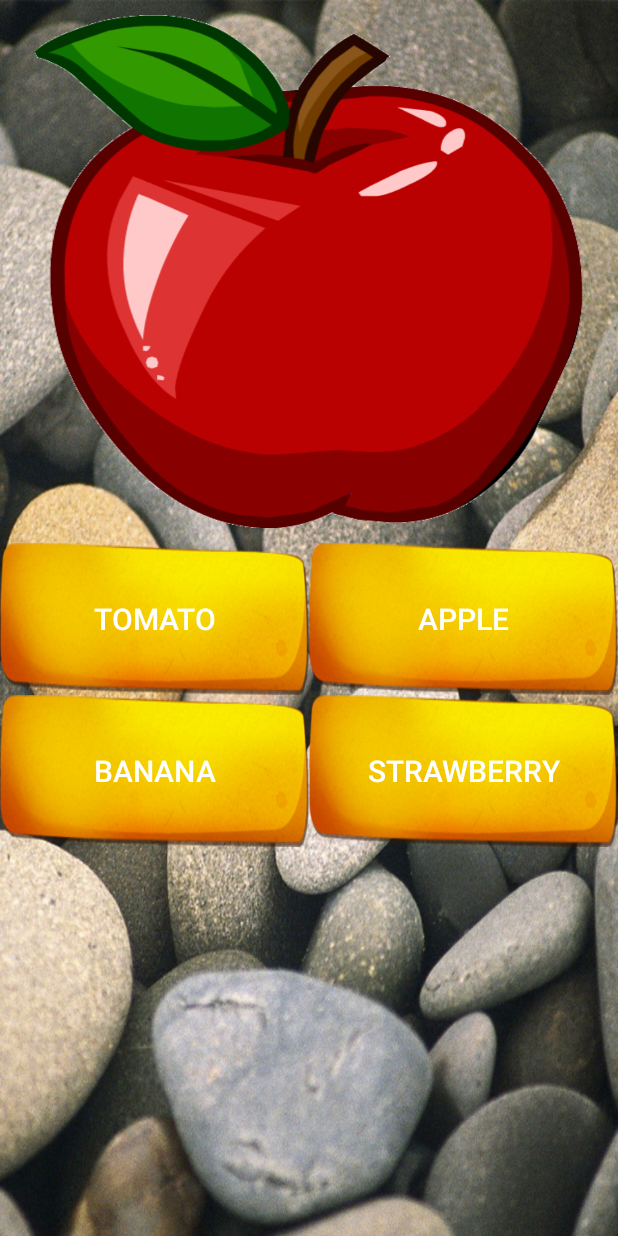
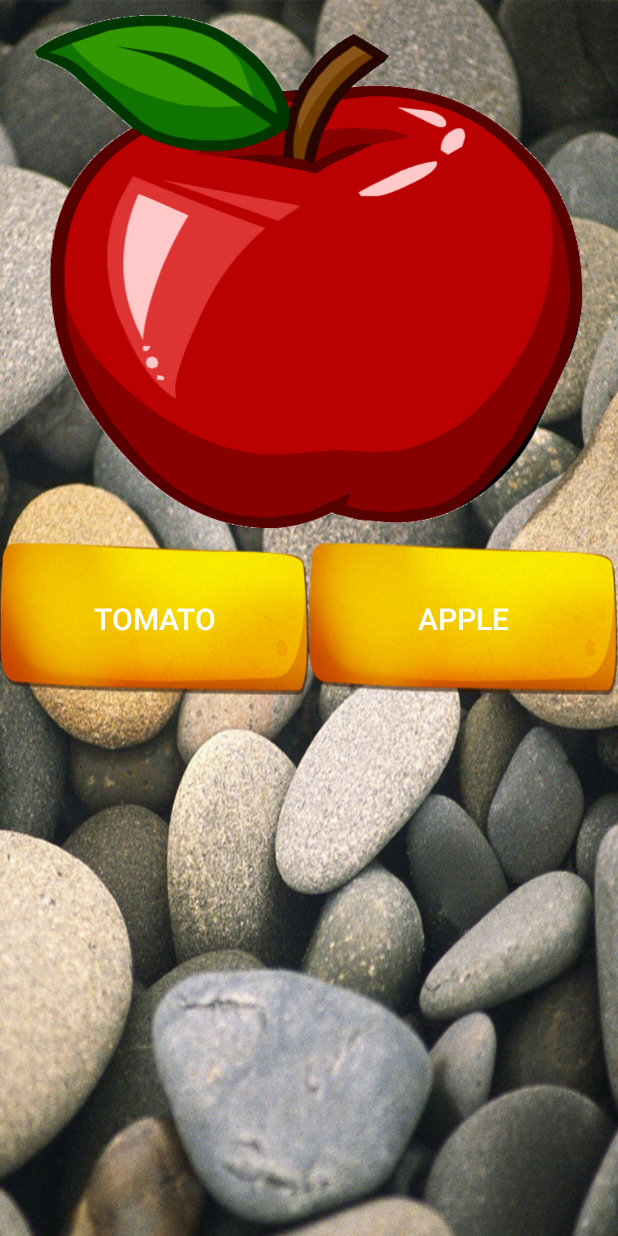
Before and after one commit to johntran1405/LearnVocabulary, an Android app: the ChooseActivity screen opened directly, with no data from a screen before it, on a phone screen of 412 x 824 dp. Run offline under Robolectric (Android 15) with nearby library versions, the phone set to English and light mode, and no system bars; 8 statements that could not run were skipped.

Commit message:
ChooseActivity

```diff
--- a/app/src/main/java/ccwav/blogspot/com/learnvocabulary/ChooseActivity.java
+++ b/app/src/main/java/ccwav/blogspot/com/learnvocabulary/ChooseActivity.java
@@ -2,18 +2,17 @@ package ccwav.blogspot.com.learnvocabulary;
 
 import android.annotation.TargetApi;
 import android.content.Intent;
-import android.graphics.drawable.Drawable;
 import android.os.Build;
 import android.os.Bundle;
 import android.speech.tts.TextToSpeech;
 import android.support.v7.app.AppCompatActivity;
-import android.util.Log;
 import android.view.View;
 import android.widget.Button;
 import android.widget.ImageView;
+import android.widget.Toast;
 
 import java.util.ArrayList;
-import java.util.List;
+import java.util.Collections;
 import java.util.Random;
 
 import ccwav.blogspot.com.learnvocabulary.Database.WordsSQLite;
@@ -23,6 +22,7 @@ public class ChooseActivity extends AppCompatActivity {
     WordsSQLite wordsSQLite;
     Bundle bundle;
     int idcate;
+    int idimg,idword1,idword2,idword3,idword4;
 
 
     static int NUM_ITEMS =0;
@@ -52,34 +52,103 @@ public class ChooseActivity extends AppCompatActivity {
     @TargetApi(Build.VERSION_CODES.JELLY_BEAN)
     private void addEvent() {
         RandomImage();
+        btnA.setOnClickListener(new View.OnClickListener() {
+            @Override
+            public void onClick(View v) {
+                if(idimg==idword1)
+                {
+                    btnA.setBackgroundResource(R.drawable.colorbutton);
+                    RandomImage();
+
+
+
+                }else{
+                    btnA.setBackgroundResource(R.drawable.colorbutton);
+                }
+            }
+        });
+        btnB.setOnClickListener(new View.OnClickListener() {
+            @Override
+            public void onClick(View v) {
+                if(idimg==idword2)
+                {
+                    btnB.setBackgroundResource(R.drawable.colorbutton);
+                    arrayList.removeAll(arrayList);
+                        RandomImage();
+
+                }else{
+                    btnB.setBackgroundResource(R.drawable.colorbutton);
+                }
+            }
+        });
+//        btnC.setOnClickListener(new View.OnClickListener() {
+//            @Override
+//            public void onClick(View v) {
+//                if(idimg==idword3)
+//                {
+//                    btnC.setBackgroundResource(R.drawable.colorbutton);
+//                    arrayList.removeAll(arrayList);
+//                    RandomImage();
+//                }else{
+//                    btnC.setBackgroundResource(R.drawable.colorbutton);
+//                }
+//            }
+//        });
+//        btnD.setOnClickListener(new View.OnClickListener() {
+//            @Override
+//            public void onClick(View v) {
+//                if(idimg==idword4)
+//                {
+//                    btnD.setBackgroundResource(R.drawable.colorbutton);
+//                    arrayList.removeAll(arrayList);
+//                    RandomImage();
+//                }else{
+//                    btnD.setBackgroundResource(R.drawable.colorbutton);
+//                }
+//            }
+//        });
     }
 
     private void addControl() {
         imageView= (ImageView) findViewById(R.id.imagecate);
         btnA= (Button) findViewById(R.id.dapan1);
         btnB= (Button) findViewById(R.id.dapan2);
-        btnC= (Button) findViewById(R.id.dapan3);
-        btnD= (Button) findViewById(R.id.dapan4);
+//        btnC= (Button) findViewById(R.id.dapan3);
+//        btnD= (Button) findViewById(R.id.dapan4);
 
     }
     public void RandomImage(){
         Random random = new Random();
 
-        for(int i = 0; i< 4;i++){
-            int n = listword.size();
-            int x = random.nextInt(n);
-            arrayList.add(listword.get(x));
-            listword.remove(x);
+
+        for(int i = 0; i< 2;i++){
+
+            try {
+                int n = listword.size();
+                int x = random.nextInt(n);
+                arrayList.add(listword.get(x));
+                listword.remove(x);
+            }catch (Exception ex)
+            {
+                Toast.makeText(this,"Het ba tu",Toast.LENGTH_LONG).show();
+            }
+
         }
+        Collections.shuffle(arrayList);
         RESULT_CHOSEN = random.nextInt(arrayList.size());
         imageView.setBackgroundResource(getResources().getIdentifier(arrayList.get(RESULT_CHOSEN).getImage(),"drawable",getApplicationContext().getPackageName()));
+        idimg=arrayList.get(RESULT_CHOSEN).getWordID();
         btnA.setText(arrayList.get(0).getEnglish().toString());
+        idword1=arrayList.get(0).getWordID();
         btnB.setText(arrayList.get(1).getEnglish().toString());
-        btnC.setText(arrayList.get(2).getEnglish().toString());
-        btnD.setText(arrayList.get(3).getEnglish().toString());
+        idword2=arrayList.get(1).getWordID();
+//        btnC.setText(arrayList.get(2).getEnglish().toString());
+//        idword3=arrayList.get(2).getWordID();
+//        btnD.setText(arrayList.get(3).getEnglish().toString());
+//        idword4=arrayList.get(3).getWordID();
 
     }
-    //Check Result
+
 
 
 }
--- /dev/null
+++ b/app/src/main/res/drawable/colorbutton.xml
@@ -0,0 +1,9 @@
+<?xml version="1.0" encoding="utf-8"?>
+<selector xmlns:android="http://schemas.android.com/apk/res/android">
+    <item android:state_pressed="true"
+        android:drawable="@android:color/holo_green_light" /> <!-- pressed -->
+    <item android:drawable="@drawable/bg_next" /> <!-- default -->
+    <item android:state_pressed="false"
+        android:drawable="@android:color/holo_red_light" /> <!-- pressed -->
+    <item android:drawable="@drawable/bg_next" /> <!-- default -->
+</selector>
--- a/app/src/main/res/layout/choose_layout_m.xml
+++ b/app/src/main/res/layout/choose_layout_m.xml
@@ -49,30 +49,30 @@
 
         </LinearLayout>
 
-        <LinearLayout
-            android:layout_width="match_parent"
-            android:layout_height="101dp"
-            android:orientation="horizontal">
+        <!--<LinearLayout-->
+            <!--android:layout_width="match_parent"-->
+            <!--android:layout_height="101dp"-->
+            <!--android:orientation="horizontal">-->
 
-            <Button
-                android:id="@+id/dapan3"
-                android:layout_width="match_parent"
-                android:layout_height="match_parent"
-                android:layout_weight="1"
-                android:background="@drawable/bg_next"
-                android:text="banana"
-                android:textSize="20dp" />
+            <!--<Button-->
+                <!--android:id="@+id/dapan3"-->
+                <!--android:layout_width="match_parent"-->
+                <!--android:layout_height="match_parent"-->
+                <!--android:layout_weight="1"-->
+                <!--android:background="@drawable/bg_next"-->
+                <!--android:text="banana"-->
+                <!--android:textSize="20dp" />-->
 
-            <Button
-                android:id="@+id/dapan4"
-                android:layout_width="match_parent"
-                android:layout_height="match_parent"
-                android:layout_weight="1"
-                android:background="@drawable/bg_next"
-                android:text="strawberry"
-                android:textSize="20dp" />
+            <!--<Button-->
+                <!--android:id="@+id/dapan4"-->
+                <!--android:layout_width="match_parent"-->
+                <!--android:layout_height="match_parent"-->
+                <!--android:layout_weight="1"-->
+                <!--android:background="@drawable/bg_next"-->
+                <!--android:text="strawberry"-->
+                <!--android:textSize="20dp" />-->
 
-        </LinearLayout>
+        <!--</LinearLayout>-->
 
 
     </LinearLayout>
--- a/app/src/main/res/values/colors.xml
+++ b/app/src/main/res/values/colors.xml
@@ -8,7 +8,8 @@
     <color name="Mn_TV">#FFF</color>
     <color name="Mn_TV_opacity">#7000</color>
     <color name="colorEdittext">#7000</color>
-
+    <color name="truebutton">#00FF00</color>
+    <color name="falsebutton">#FF0000</color>
 
     <color name="background">#F4FA58</color>
 </resources>
```
Also changed, not shown: app/src/main/java/ccwav/blogspot/com/learnvocabulary/Database/WordsSQLite.java (+19 -0 lines).
